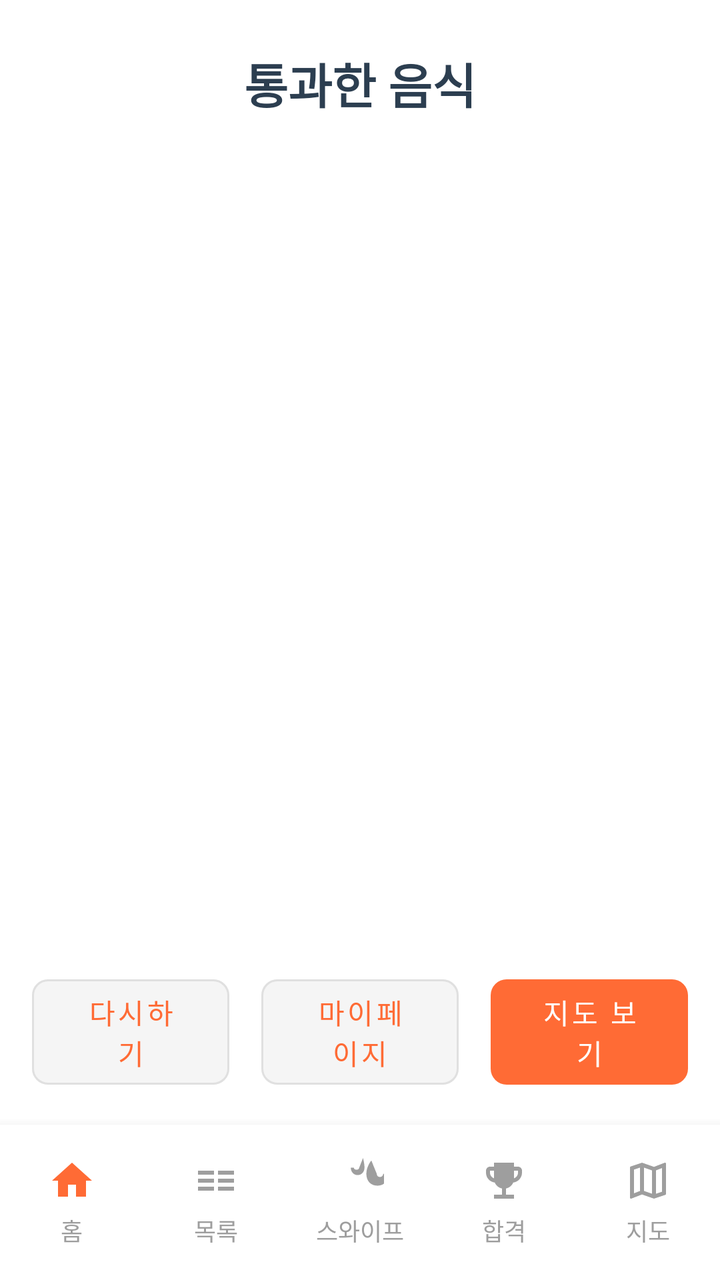
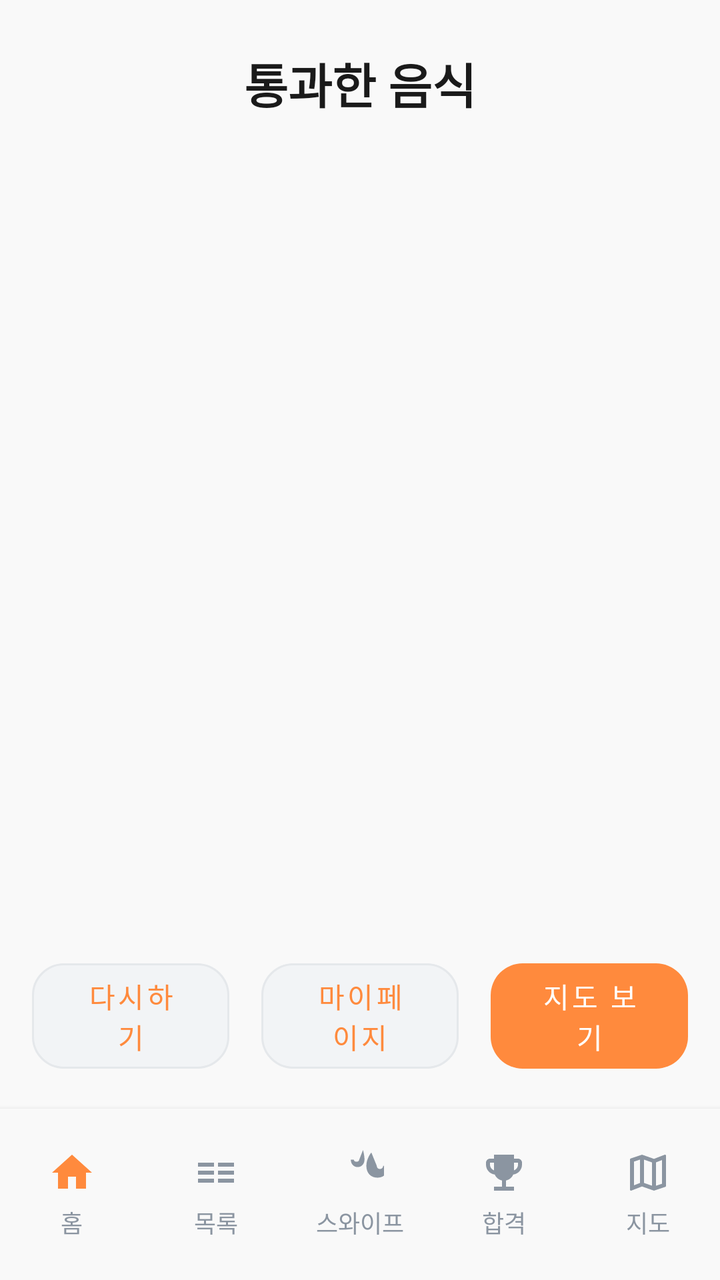

Two renders of the same Android screen: before a commit and after it. Below are the layout's source before the change and the commit's diff.
<!-- AndroidManifest.xml: application theme Theme.Molip_1st -->
<!-- res/layout/activity_result.xml -->
<?xml version="1.0" encoding="utf-8"?>
<androidx.constraintlayout.widget.ConstraintLayout xmlns:android="http://schemas.android.com/apk/res/android"
    xmlns:app="http://schemas.android.com/apk/res-auto"
    xmlns:tools="http://schemas.android.com/tools"
    android:layout_width="match_parent"
    android:layout_height="match_parent"
    android:background="@color/white"
    tools:context=".ui.ResultActivity">

    
    <TextView
        android:id="@+id/resultTitleTextView"
        android:layout_width="wrap_content"
        android:layout_height="wrap_content"
        android:text="통과한 음식"
        android:textSize="24sp"
        android:textStyle="bold"
        android:textColor="@color/text_primary"
        android:layout_marginTop="24dp"
        app:layout_constraintTop_toTopOf="parent"
        app:layout_constraintStart_toStartOf="parent"
        app:layout_constraintEnd_toEndOf="parent" />

    
    <androidx.recyclerview.widget.RecyclerView
        android:id="@+id/passedFoodRecyclerView"
        android:layout_width="0dp"
        android:layout_height="0dp"
        android:layout_marginTop="16dp"
        android:layout_marginStart="16dp"
        android:layout_marginEnd="16dp"
        android:layout_marginBottom="16dp"
        app:layout_constraintTop_toBottomOf="@id/resultTitleTextView"
        app:layout_constraintBottom_toTopOf="@id/buttonContainer"
        app:layout_constraintStart_toStartOf="parent"
        app:layout_constraintEnd_toEndOf="parent" />

    
    <LinearLayout
        android:id="@+id/buttonContainer"
        android:layout_width="0dp"
        android:layout_height="wrap_content"
        android:orientation="horizontal"
        android:gravity="center"
        android:layout_marginStart="16dp"
        android:layout_marginEnd="16dp"
        android:layout_marginBottom="16dp"
        android:baselineAligned="false"
        app:layout_constraintBottom_toTopOf="@id/bottomNavigation"
        app:layout_constraintStart_toStartOf="parent"
        app:layout_constraintEnd_toEndOf="parent">

        
        <com.google.android.material.button.MaterialButton
            android:id="@+id/restartButton"
            android:layout_width="0dp"
            android:layout_height="wrap_content"
            android:layout_weight="1"
            android:layout_marginEnd="8dp"
            android:text="@string/restart_game"
            android:textSize="14sp"
            app:backgroundTint="@color/card_background_gray"
            app:cornerRadius="8dp"
            style="@style/Widget.Material3.Button.OutlinedButton" />

        
        <com.google.android.material.button.MaterialButton
            android:id="@+id/myPageButton"
            android:layout_width="0dp"
            android:layout_height="wrap_content"
            android:layout_weight="1"
            android:layout_marginStart="8dp"
            android:layout_marginEnd="8dp"
            android:text="@string/my_page"
            android:textSize="14sp"
            app:backgroundTint="@color/card_background_gray"
            app:cornerRadius="8dp"
            style="@style/Widget.Material3.Button.OutlinedButton" />

        
        <com.google.android.material.button.MaterialButton
            android:id="@+id/nextButton"
            android:layout_width="0dp"
            android:layout_height="wrap_content"
            android:layout_weight="1"
            android:layout_marginStart="8dp"
            android:text="@string/find_restaurant_on_map"
            android:textSize="14sp"
            app:backgroundTint="@color/primary_orange"
            app:cornerRadius="8dp" />
    </LinearLayout>

    
    <include
        android:id="@+id/bottomNavigation"
        layout="@layout/layout_bottom_navigation"
        android:layout_width="0dp"
        android:layout_height="wrap_content"
        app:layout_constraintBottom_toBottomOf="parent"
        app:layout_constraintEnd_toEndOf="parent"
        app:layout_constraintStart_toStartOf="parent" />

</androidx.constraintlayout.widget.ConstraintLayout>
<!-- res/layout/layout_bottom_navigation.xml (included above) -->
<?xml version="1.0" encoding="utf-8"?>
<LinearLayout xmlns:android="http://schemas.android.com/apk/res/android"
    xmlns:app="http://schemas.android.com/apk/res-auto"
    android:id="@+id/bottomNavigation"
    android:layout_width="match_parent"
    android:layout_height="wrap_content"
    android:orientation="horizontal"
    android:background="@color/white"
    android:paddingTop="8dp"
    android:paddingBottom="8dp"
    android:elevation="8dp">

    
    <LinearLayout
        android:id="@+id/navHome"
        android:layout_width="0dp"
        android:layout_height="wrap_content"
        android:layout_weight="1"
        android:orientation="vertical"
        android:gravity="center"
        android:padding="8dp"
        android:clickable="true"
        android:focusable="true"
        android:background="?attr/selectableItemBackground">

        <ImageView
            android:layout_width="24dp"
            android:layout_height="24dp"
            app:srcCompat="@drawable/ic_home"
            android:contentDescription="@string/nav_home" />

        <TextView
            android:layout_width="wrap_content"
            android:layout_height="wrap_content"
            android:text="@string/nav_home"
            android:textSize="12sp"
            android:textColor="@color/navigation_unselected"
            android:layout_marginTop="4dp" />
    </LinearLayout>

    
    <LinearLayout
        android:id="@+id/navList"
        android:layout_width="0dp"
        android:layout_height="wrap_content"
        android:layout_weight="1"
        android:orientation="vertical"
        android:gravity="center"
        android:padding="8dp"
        android:clickable="true"
        android:focusable="true"
        android:background="?attr/selectableItemBackground">

        <ImageView
            android:layout_width="24dp"
            android:layout_height="24dp"
            app:srcCompat="@drawable/ic_list"
            android:contentDescription="@string/nav_list" />

        <TextView
            android:layout_width="wrap_content"
            android:layout_height="wrap_content"
            android:text="@string/nav_list"
            android:textSize="12sp"
            android:textColor="@color/navigation_unselected"
            android:layout_marginTop="4dp" />
    </LinearLayout>

    
    <LinearLayout
        android:id="@+id/navSwipe"
        android:layout_width="0dp"
        android:layout_height="wrap_content"
        android:layout_weight="1"
        android:orientation="vertical"
        android:gravity="center"
        android:padding="8dp"
        android:clickable="true"
        android:focusable="true"
        android:background="?attr/selectableItemBackground">

        <ImageView
            android:layout_width="24dp"
            android:layout_height="24dp"
            app:srcCompat="@drawable/ic_swipe"
            android:contentDescription="@string/nav_swipe" />

        <TextView
            android:layout_width="wrap_content"
            android:layout_height="wrap_content"
            android:text="@string/nav_swipe"
            android:textSize="12sp"
            android:textColor="@color/navigation_unselected"
            android:layout_marginTop="4dp" />
    </LinearLayout>

    
    <LinearLayout
        android:id="@+id/navAccepted"
        android:layout_width="0dp"
        android:layout_height="wrap_content"
        android:layout_weight="1"
        android:orientation="vertical"
        android:gravity="center"
        android:padding="8dp"
        android:clickable="true"
        android:focusable="true"
        android:background="?attr/selectableItemBackground">

        <ImageView
            android:layout_width="24dp"
            android:layout_height="24dp"
            app:srcCompat="@drawable/ic_trophy"
            android:contentDescription="@string/nav_accepted" />

        <TextView
            android:layout_width="wrap_content"
            android:layout_height="wrap_content"
            android:text="@string/nav_accepted"
            android:textSize="12sp"
            android:textColor="@color/navigation_unselected"
            android:layout_marginTop="4dp" />
    </LinearLayout>

    
    <LinearLayout
        android:id="@+id/navMap"
        android:layout_width="0dp"
        android:layout_height="wrap_content"
        android:layout_weight="1"
        android:orientation="vertical"
        android:gravity="center"
        android:padding="8dp"
        android:clickable="true"
        android:focusable="true"
        android:background="?attr/selectableItemBackground">

        <ImageView
            android:layout_width="24dp"
            android:layout_height="24dp"
            app:srcCompat="@drawable/ic_map"
            android:contentDescription="@string/nav_map" />

        <TextView
            android:layout_width="wrap_content"
            android:layout_height="wrap_content"
            android:text="@string/nav_map"
            android:textSize="12sp"
            android:textColor="@color/navigation_unselected"
            android:layout_marginTop="4dp" />
    </LinearLayout>
</LinearLayout>
<!-- resources referenced by this layout -->
<resources>
  <color name="card_background_gray">#F5F5F5</color>
  <color name="navigation_unselected">#9E9E9E</color>
  <color name="primary_orange">#FF6B35</color>
  <color name="text_primary">#2C3E50</color>
  <color name="white">#FFFFFFFF</color>
  <string name="my_page">마이페이지</string>
  <string name="nav_accepted">합격</string>
  <string name="nav_home">홈</string>
  <string name="nav_list">목록</string>
  <string name="nav_map">지도</string>
  <string name="nav_swipe">스와이프</string>
  <string name="restart_game">다시하기</string>
  <color name="md3_color_primary">#FF6B35</color>
  <color name="md3_color_on_primary">#FFFFFF</color>
  <color name="md3_color_primary_container">#FFE0D6</color>
  <color name="md3_color_secondary">#F1C40F</color>
  <color name="md3_color_secondary_container">#FFF9C4</color>
  <color name="md3_color_tertiary">#E63946</color>
  <color name="md3_color_on_tertiary">#FFFFFF</color>
  <color name="md3_color_tertiary_container">#FFE0E3</color>
  <color name="md3_color_error">#BA1A1A</color>
  <color name="md3_color_on_error">#FFFFFF</color>
  <color name="md3_color_surface">#FFF8F5</color>
  <color name="md3_color_on_surface">#2C3E50</color>
  <color name="md3_color_surface_variant">#F5F5F5</color>
  <color name="md3_color_on_surface_variant">#7F8C8D</color>
  <color name="md3_color_outline">#E0E0E0</color>
  <color name="md3_color_outline_variant">#C0C0C0</color>
  <color name="md3_color_background">#FFF8F5</color>
  <color name="md3_color_on_background">#2C3E50</color>
  <style name="TextAppearance.Molip_1st.TitleLarge" parent="TextAppearance.Material3.TitleLarge">
          <item name="android:textSize">22sp</item>
          <item name="android:lineHeight">28sp</item>
          <item name="android:letterSpacing">0</item>
          <item name="android:fontFamily">sans-serif-medium</item>
      </style>
  <style name="TextAppearance.Molip_1st.TitleMedium" parent="TextAppearance.Material3.TitleMedium">
          <item name="android:textSize">16sp</item>
          <item name="android:lineHeight">24sp</item>
          <item name="android:letterSpacing">0.15</item>
          <item name="android:fontFamily">sans-serif-medium</item>
      </style>
  <style name="TextAppearance.Molip_1st.TitleSmall" parent="TextAppearance.Material3.TitleSmall">
          <item name="android:textSize">14sp</item>
          <item name="android:lineHeight">20sp</item>
          <item name="android:letterSpacing">0.1</item>
          <item name="android:fontFamily">sans-serif-medium</item>
      </style>
  <style name="TextAppearance.Molip_1st.BodyLarge" parent="TextAppearance.Material3.BodyLarge">
          <item name="android:textSize">16sp</item>
          <item name="android:lineHeight">24sp</item>
          <item name="android:letterSpacing">0.5</item>
          <item name="android:fontFamily">sans-serif</item>
      </style>
  <style name="TextAppearance.Molip_1st.BodyMedium" parent="TextAppearance.Material3.BodyMedium">
          <item name="android:textSize">14sp</item>
          <item name="android:lineHeight">20sp</item>
          <item name="android:letterSpacing">0.25</item>
          <item name="android:fontFamily">sans-serif</item>
      </style>
  <style name="TextAppearance.Molip_1st.BodySmall" parent="TextAppearance.Material3.BodySmall">
          <item name="android:textSize">12sp</item>
          <item name="android:lineHeight">16sp</item>
          <item name="android:letterSpacing">0.4</item>
          <item name="android:fontFamily">sans-serif</item>
      </style>
  <!-- unchanged entries left out for length: 25 -->
</resources>

<!-- the commit's change to res/layout/activity_result.xml (unified diff, before → after) -->
@@ -4,7 +4,7 @@
     xmlns:tools="http://schemas.android.com/tools"
     android:layout_width="match_parent"
     android:layout_height="match_parent"
-    android:background="@color/white"
+    android:background="@color/md3_color_background"
     tools:context=".ui.ResultActivity">
 
     
@@ -60,7 +60,7 @@
             android:text="@string/restart_game"
             android:textSize="14sp"
             app:backgroundTint="@color/card_background_gray"
-            app:cornerRadius="8dp"
+            app:cornerRadius="16dp"
             style="@style/Widget.Material3.Button.OutlinedButton" />
 
         
@@ -74,7 +74,7 @@
             android:text="@string/my_page"
             android:textSize="14sp"
             app:backgroundTint="@color/card_background_gray"
-            app:cornerRadius="8dp"
+            app:cornerRadius="16dp"
             style="@style/Widget.Material3.Button.OutlinedButton" />
 
         
@@ -87,7 +87,7 @@
             android:text="@string/find_restaurant_on_map"
             android:textSize="14sp"
             app:backgroundTint="@color/primary_orange"
-            app:cornerRadius="8dp" />
+            app:cornerRadius="16dp" />
     </LinearLayout>
 
     
@@ -109,10 +109,10 @@
     android:layout_width="match_parent"
     android:layout_height="wrap_content"
     android:orientation="horizontal"
-    android:background="@color/white"
-    android:paddingTop="8dp"
-    android:paddingBottom="8dp"
-    android:elevation="8dp">
+    android:background="@color/md3_color_background"
+    android:paddingTop="12dp"
+    android:paddingBottom="12dp"
+    android:elevation="4dp">
 
     
     <LinearLayout
<!-- resource entries referenced after the edit -->
@@ -1,10 +1,9 @@
 <!-- resources referenced by this layout -->
 <resources>
-  <color name="card_background_gray">#F5F5F5</color>
-  <color name="navigation_unselected">#9E9E9E</color>
-  <color name="primary_orange">#FF6B35</color>
-  <color name="text_primary">#2C3E50</color>
-  <color name="white">#FFFFFFFF</color>
+  <color name="card_background_gray">#F2F4F6</color>
+  <color name="navigation_unselected">#8B95A1</color>
+  <color name="primary_orange">#FF8A3D</color>
+  <color name="text_primary">#1A1A1A</color>
   <string name="my_page">마이페이지</string>
   <string name="nav_accepted">합격</string>
   <string name="nav_home">홈</string>
@@ -12,60 +11,69 @@
   <string name="nav_map">지도</string>
   <string name="nav_swipe">스와이프</string>
   <string name="restart_game">다시하기</string>
-  <color name="md3_color_primary">#FF6B35</color>
+  <color name="md3_color_primary">#FF8A3D</color>
   <color name="md3_color_on_primary">#FFFFFF</color>
-  <color name="md3_color_primary_container">#FFE0D6</color>
-  <color name="md3_color_secondary">#F1C40F</color>
-  <color name="md3_color_secondary_container">#FFF9C4</color>
-  <color name="md3_color_tertiary">#E63946</color>
+  <color name="md3_color_primary_container">#FFE8D6</color>
+  <color name="md3_color_secondary">#FFB84D</color>
+  <color name="md3_color_secondary_container">#FFF5E6</color>
+  <color name="md3_color_tertiary">#FF6B6B</color>
   <color name="md3_color_on_tertiary">#FFFFFF</color>
-  <color name="md3_color_tertiary_container">#FFE0E3</color>
+  <color name="md3_color_tertiary_container">#FFE8E8</color>
   <color name="md3_color_error">#BA1A1A</color>
   <color name="md3_color_on_error">#FFFFFF</color>
-  <color name="md3_color_surface">#FFF8F5</color>
-  <color name="md3_color_on_surface">#2C3E50</color>
-  <color name="md3_color_surface_variant">#F5F5F5</color>
-  <color name="md3_color_on_surface_variant">#7F8C8D</color>
-  <color name="md3_color_outline">#E0E0E0</color>
-  <color name="md3_color_outline_variant">#C0C0C0</color>
-  <color name="md3_color_background">#FFF8F5</color>
-  <color name="md3_color_on_background">#2C3E50</color>
+  <color name="md3_color_surface">#F9F9F9</color>
+  <color name="md3_color_on_surface">#1A1A1A</color>
+  <color name="md3_color_surface_variant">#F2F4F6</color>
+  <color name="md3_color_on_surface_variant">#4E5968</color>
+  <color name="md3_color_outline">#E5E8EB</color>
+  <color name="md3_color_outline_variant">#D1D9E0</color>
+  <color name="md3_color_background">#F9F9F9</color>
+  <color name="md3_color_on_background">#1A1A1A</color>
   <style name="TextAppearance.Molip_1st.TitleLarge" parent="TextAppearance.Material3.TitleLarge">
           <item name="android:textSize">22sp</item>
           <item name="android:lineHeight">28sp</item>
           <item name="android:letterSpacing">0</item>
           <item name="android:fontFamily">sans-serif-medium</item>
+          <item name="android:textStyle">bold</item>
+          <item name="android:textColor">@color/text_primary</item>
       </style>
   <style name="TextAppearance.Molip_1st.TitleMedium" parent="TextAppearance.Material3.TitleMedium">
           <item name="android:textSize">16sp</item>
           <item name="android:lineHeight">24sp</item>
-          <item name="android:letterSpacing">0.15</item>
+          <item name="android:letterSpacing">0.1</item>
           <item name="android:fontFamily">sans-serif-medium</item>
+          <item name="android:textStyle">bold</item>
+          <item name="android:textColor">@color/text_primary</item>
       </style>
   <style name="TextAppearance.Molip_1st.TitleSmall" parent="TextAppearance.Material3.TitleSmall">
           <item name="android:textSize">14sp</item>
           <item name="android:lineHeight">20sp</item>
-          <item name="android:letterSpacing">0.1</item>
+          <item name="android:letterSpacing">0.05</item>
           <item name="android:fontFamily">sans-serif-medium</item>
+          <item name="android:textColor">@color/text_primary</item>
       </style>
   <style name="TextAppearance.Molip_1st.BodyLarge" parent="TextAppearance.Material3.BodyLarge">
           <item name="android:textSize">16sp</item>
           <item name="android:lineHeight">24sp</item>
-          <item name="android:letterSpacing">0.5</item>
+          <item name="android:letterSpacing">0.15</item>
           <item name="android:fontFamily">sans-serif</item>
+          <item name="android:textColor">@color/text_secondary</item>
       </style>
   <style name="TextAppearance.Molip_1st.BodyMedium" parent="TextAppearance.Material3.BodyMedium">
           <item name="android:textSize">14sp</item>
           <item name="android:lineHeight">20sp</item>
-          <item name="android:letterSpacing">0.25</item>
+          <item name="android:letterSpacing">0.1</item>
           <item name="android:fontFamily">sans-serif</item>
+          <item name="android:textColor">@color/text_secondary</item>
       </style>
   <style name="TextAppearance.Molip_1st.BodySmall" parent="TextAppearance.Material3.BodySmall">
           <item name="android:textSize">12sp</item>
           <item name="android:lineHeight">16sp</item>
-          <item name="android:letterSpacing">0.4</item>
+          <item name="android:letterSpacing">0.1</item>
           <item name="android:fontFamily">sans-serif</item>
+          <item name="android:textColor">@color/text_secondary</item>
       </style>
+  <color name="text_secondary">#4E5968</color>
   <!-- unchanged entries left out for length: 25 -->
 </resources>
 
